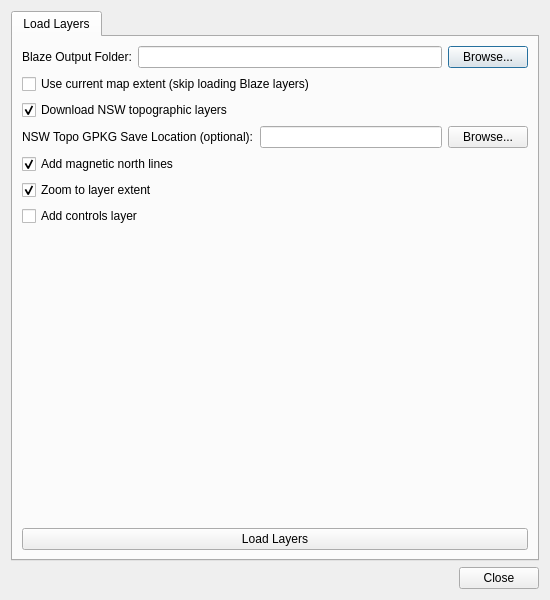
The window that qgis_plugin/blaze_loader/blaze_loader_dialog_base.ui (Trailblaze-Software/Blaze) describes before a commit, drawn with Qt 5.
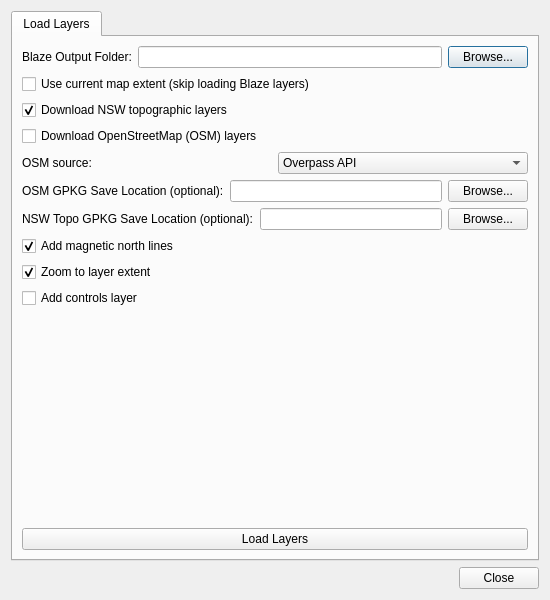
The same window after the commit.

```diff
--- a/qgis_plugin/blaze_loader/blaze_loader_dialog_base.ui
+++ b/qgis_plugin/blaze_loader/blaze_loader_dialog_base.ui
@@ -65,6 +65,62 @@
          </property>
         </widget>
        </item>
+       <item>
+        <widget class="QCheckBox" name="downloadOsmCheckBox">
+         <property name="text">
+          <string>Download OpenStreetMap (OSM) layers</string>
+         </property>
+         <property name="checked">
+          <bool>false</bool>
+         </property>
+        </widget>
+       </item>
+       <item>
+        <layout class="QHBoxLayout" name="osmSourceLayout">
+         <item>
+          <widget class="QLabel" name="osmSourceLabel">
+           <property name="text">
+            <string>OSM source:</string>
+           </property>
+          </widget>
+         </item>
+         <item>
+          <widget class="QComboBox" name="osmSourceComboBox">
+           <item>
+            <property name="text">
+             <string>Overpass API</string>
+            </property>
+           </item>
+           <item>
+            <property name="text">
+             <string>Geofabrik regional extract</string>
+            </property>
+           </item>
+          </widget>
+         </item>
+        </layout>
+       </item>
+       <item>
+        <layout class="QHBoxLayout" name="osmGpkgLayout">
+         <item>
+          <widget class="QLabel" name="osmGpkgLabel">
+           <property name="text">
+            <string>OSM GPKG Save Location (optional):</string>
+           </property>
+          </widget>
+         </item>
+         <item>
+          <widget class="QLineEdit" name="osmGpkgLineEdit"/>
+         </item>
+         <item>
+          <widget class="QPushButton" name="osmGpkgBrowseButton">
+           <property name="text">
+            <string>Browse...</string>
+           </property>
+          </widget>
+         </item>
+        </layout>
+       </item>
        <item>
         <layout class="QHBoxLayout" name="gpkgLayout">
          <item>
```
